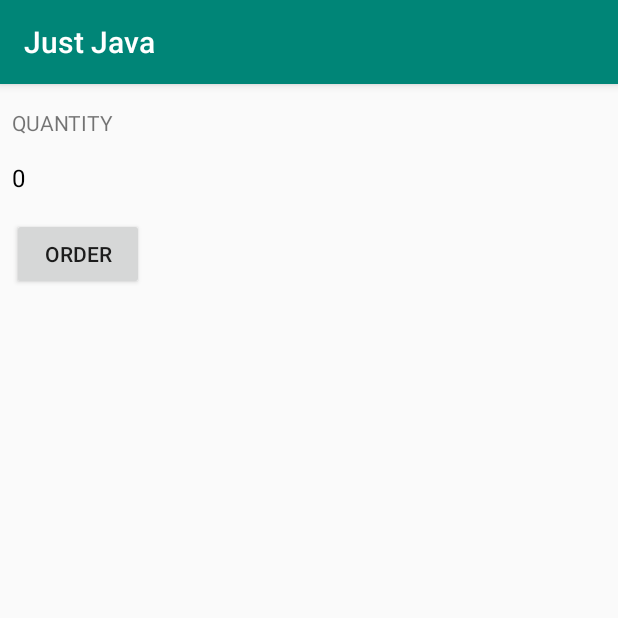
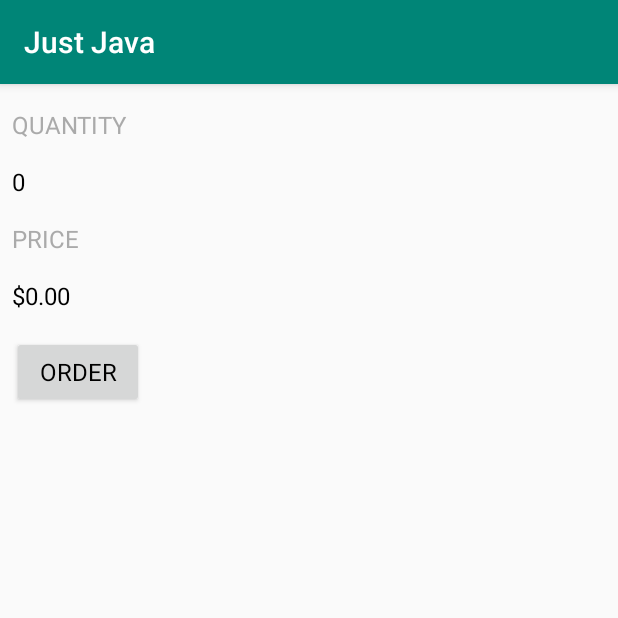
Before and after one commit to foobar167/android, an Android app: the screen it shows after launch (MainActivity), on a phone screen of 412 x 824 dp, the top half of it. Run offline under Robolectric (Android 15) with nearby library versions, the phone set to English and light mode, and no system bars.

Commit message:
Software update

```diff
--- a/02.basics_-_user_input/app/src/main/java/com/example/justjava/MainActivity.java
+++ b/02.basics_-_user_input/app/src/main/java/com/example/justjava/MainActivity.java
@@ -1,25 +1,38 @@
 package com.example.justjava;
 
 import androidx.appcompat.app.AppCompatActivity;
+
 import android.os.Bundle;
 import android.view.View;
 import android.widget.TextView;
+
+import java.text.NumberFormat;
 import java.util.Locale;
 
 /**
  * This app displays an order form to order coffee.
  */
 public class MainActivity extends AppCompatActivity {
-    int quantity = 0;
+    static int quantity = 0;  // order quantity
+    static double price = 5;  // $5 for 1 cup of coffee
+    NumberFormat nf = NumberFormat.getCurrencyInstance(Locale.US);  // set dollars currency
 
+    /**
+     * This method is called when the widget is created.
+     *
+     * @param savedInstanceState - I don't know what is it :-)
+     */
     @Override
     protected void onCreate(Bundle savedInstanceState) {
         super.onCreate(savedInstanceState);
         setContentView(R.layout.activity_main);
+        display(quantity);  // display quantity again
     }
 
     /**
      * This method is called when the order button is clicked.
+     *
+     * @param view - view of the main screen
      */
     public void submitOrder(View view) {
         quantity += 1;
@@ -28,9 +41,20 @@ public class MainActivity extends AppCompatActivity {
 
     /**
      * This method displays the given quantity value on the screen.
+     *
+     * @param number - number to display
      */
     private void display(int number) {
-        TextView quantityTextView = findViewById(R.id.text_number);
+        TextView quantityTextView = findViewById(R.id.text_quantity_number);
         quantityTextView.setText(String.format(Locale.getDefault(), "%d", number));
+        displayPrice(number * price);  // display price after displaying quantity
+    }
+
+    /**
+     * This method displays the given price on the screen.
+     */
+    private void displayPrice(double number) {
+        TextView priceTextView = (TextView) findViewById(R.id.text_price_number);
+        priceTextView.setText(nf.format(number));
     }
 }
--- a/02.basics_-_user_input/app/src/main/res/layout/activity_main.xml
+++ b/02.basics_-_user_input/app/src/main/res/layout/activity_main.xml
@@ -1,50 +1,49 @@
 <?xml version="1.0" encoding="utf-8"?>
-<androidx.constraintlayout.widget.ConstraintLayout xmlns:android="http://schemas.android.com/apk/res/android"
+<androidx.constraintlayout.widget.ConstraintLayout
+    xmlns:android="http://schemas.android.com/apk/res/android"
     xmlns:app="http://schemas.android.com/apk/res-auto"
     xmlns:tools="http://schemas.android.com/tools"
-    android:layout_width="match_parent"
-    android:layout_height="match_parent"
+    style="@style/AppTheme"
     tools:context=".MainActivity">
 
     <TextView
         android:id="@+id/text_quantity"
-        android:layout_width="wrap_content"
-        android:layout_height="wrap_content"
-        android:layout_marginStart="8dp"
-        android:layout_marginLeft="8dp"
-        android:layout_marginTop="16dp"
-        android:layout_marginBottom="16dp"
+        style="@style/TextTheme"
         android:text="@string/quantity"
-        android:textAllCaps="true"
-        app:layout_constraintBottom_toTopOf="@+id/text_number"
+        app:layout_constraintBottom_toTopOf="@id/text_quantity_number"
         app:layout_constraintLeft_toLeftOf="parent"
         app:layout_constraintTop_toTopOf="parent" />
 
     <TextView
-        android:id="@+id/text_number"
-        android:layout_width="wrap_content"
-        android:layout_height="wrap_content"
-        android:layout_marginStart="8dp"
-        android:layout_marginLeft="8dp"
-        android:text="@string/number"
-        android:textAllCaps="true"
-        android:textColor="@android:color/black"
-        android:textSize="16sp"
-        app:layout_constraintBottom_toTopOf="@+id/order_button"
+        android:id="@+id/text_quantity_number"
+        style="@style/NumberTheme"
+        android:text="@string/quantity_number"
+        app:layout_constraintBottom_toTopOf="@id/text_price"
         app:layout_constraintLeft_toLeftOf="parent"
         app:layout_constraintTop_toBottomOf="@id/text_quantity" />
 
+    <TextView
+        android:id="@+id/text_price"
+        style="@style/TextTheme"
+        android:text="@string/price"
+        app:layout_constraintBottom_toTopOf="@id/text_price_number"
+        app:layout_constraintLeft_toLeftOf="parent"
+        app:layout_constraintTop_toBottomOf="@id/text_quantity_number" />
+
+    <TextView
+        android:id="@+id/text_price_number"
+        style="@style/NumberTheme"
+        android:text="@string/price_number"
+        app:layout_constraintBottom_toTopOf="@id/button_order"
+        app:layout_constraintLeft_toLeftOf="parent"
+        app:layout_constraintTop_toBottomOf="@id/text_price" />
+
     <Button
-        android:id="@+id/order_button"
-        android:layout_width="wrap_content"
-        android:layout_height="wrap_content"
-        android:layout_marginStart="8dp"
-        android:layout_marginLeft="8dp"
-        android:layout_marginTop="16dp"
+        android:id="@+id/button_order"
+        style="@style/ButtonTheme"
+        android:onClick="submitOrder"
         android:text="@string/order"
-        android:textAllCaps="true"
-        android:onClick="submitOrder"
         app:layout_constraintLeft_toLeftOf="parent"
-        app:layout_constraintTop_toBottomOf="@id/text_number" />
+        app:layout_constraintTop_toBottomOf="@id/text_price_number" />
 
 </androidx.constraintlayout.widget.ConstraintLayout>
--- a/02.basics_-_user_input/app/src/main/res/values/strings.xml
+++ b/02.basics_-_user_input/app/src/main/res/values/strings.xml
@@ -1,6 +1,8 @@
 <resources>
     <string name="app_name">Just Java</string>
     <string name="quantity">Quantity</string>
-    <string name="number">0</string>
+    <string name="quantity_number">0</string>
+    <string name="price">Price</string>
+    <string name="price_number">0</string>
     <string name="order">Order</string>
 </resources>
--- a/02.basics_-_user_input/app/src/main/res/values/styles.xml
+++ b/02.basics_-_user_input/app/src/main/res/values/styles.xml
@@ -2,10 +2,31 @@
 
     <!-- Base application theme. -->
     <style name="AppTheme" parent="Theme.AppCompat.Light.DarkActionBar">
-        <!-- Customize your theme here. -->
         <item name="colorPrimary">@color/colorPrimary</item>
         <item name="colorPrimaryDark">@color/colorPrimaryDark</item>
         <item name="colorAccent">@color/colorAccent</item>
+        <item name="android:layout_width">match_parent</item>
+        <item name="android:layout_height">match_parent</item>
+    </style>
+
+    <style name="TextTheme" parent="AppTheme">
+        <item name="android:textAllCaps">true</item>
+        <item name="android:layout_width">wrap_content</item>
+        <item name="android:layout_height">wrap_content</item>
+        <item name="android:textColor">@android:color/darker_gray</item>
+        <item name="android:textSize">16sp</item>
+        <item name="android:layout_marginStart">8dp</item>
+        <item name="android:layout_marginLeft">8dp</item>
+        <item name="android:layout_marginTop">16dp</item>
+        <item name="android:padding">0dp</item>
+    </style>
+
+    <style name="NumberTheme" parent="TextTheme">
+        <item name="android:textColor">@android:color/black</item>
+    </style>
+
+    <style name="ButtonTheme" parent="TextTheme">
+        <item name="android:textColor">@android:color/black</item>
     </style>
 
 </resources>
```
